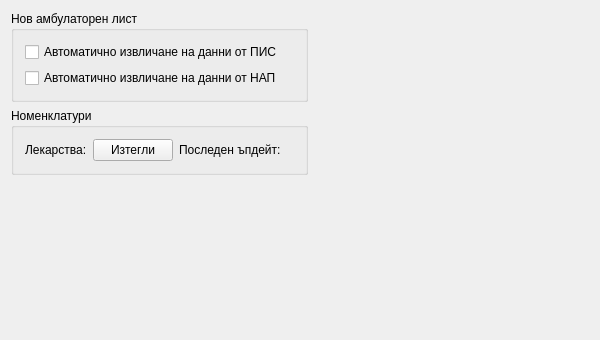
The window that src/View/Widgets/GeneralSettings.ui (thefinalcutbg/DinoDent) describes before a commit, drawn with Qt 5.
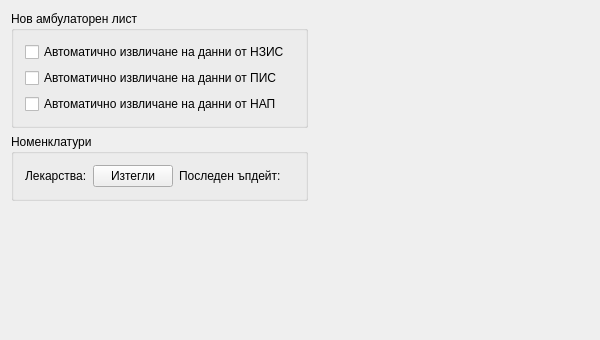
The same window after the commit.

Patch:
```diff
--- a/src/View/Widgets/GeneralSettings.ui
+++ b/src/View/Widgets/GeneralSettings.ui
@@ -22,6 +22,13 @@
         <string>Нов амбулаторен лист</string>
        </property>
        <layout class="QVBoxLayout" name="verticalLayout">
+        <item>
+         <widget class="QCheckBox" name="autoHisCheck">
+          <property name="text">
+           <string>Автоматично извличане на данни от НЗИС</string>
+          </property>
+         </widget>
+        </item>
         <item>
          <widget class="QCheckBox" name="autoPisCheck">
           <property name="text">
```
